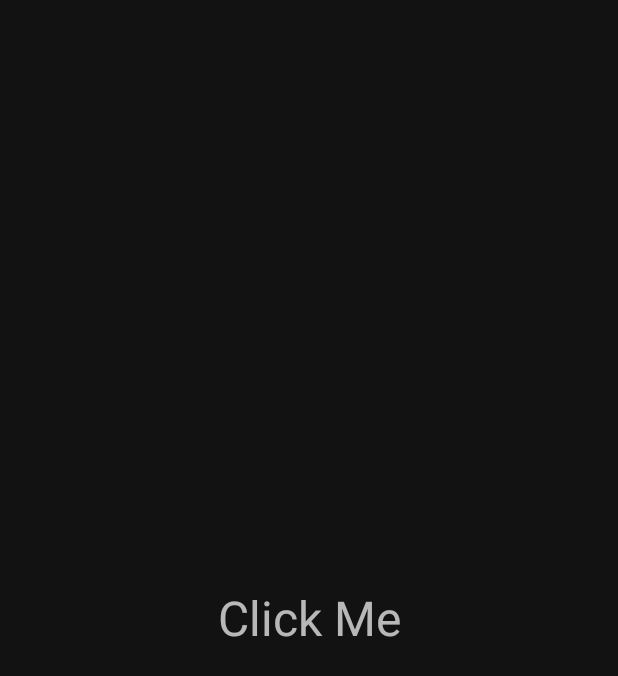
After one commit to em-ad/karteam, an Android app: the fragment OtpFragment shown on its own in the app's theme, on a phone screen of 412 x 824 dp. The commit adds this screen. Shown: the top 676 px of the screen. Run offline under Robolectric (Android 15) with nearby library versions, the phone set to English and light mode, and no system bars; 1 statement that could not run was skipped.

Commit message:
adding mock

```diff
--- /dev/null
+++ b/app/src/main/java/space/kheyrati/nanowatch/OtpFragment.java
@@ -0,0 +1,48 @@
+package space.kheyrati.nanowatch;
+
+import android.os.Bundle;
+
+import androidx.annotation.NonNull;
+import androidx.annotation.Nullable;
+import androidx.fragment.app.Fragment;
+import androidx.lifecycle.ViewModelProvider;
+
+import android.view.LayoutInflater;
+import android.view.View;
+import android.view.ViewGroup;
+import android.widget.TextView;
+
+/**
+ * A simple {@link Fragment} subclass.
+ * Use the {@link OtpFragment#newInstance} factory method to
+ * create an instance of this fragment.
+ */
+public class OtpFragment extends Fragment {
+
+    private LoginViewModel loginViewModel;
+    private TextView tvOtp;
+
+    public OtpFragment() {}
+
+    public static OtpFragment newInstance() {
+        OtpFragment fragment = new OtpFragment();
+        Bundle args = new Bundle();
+
+        fragment.setArguments(args);
+        return fragment;
+    }
+
+    @Override
+    public View onCreateView(LayoutInflater inflater, ViewGroup container,
+                             Bundle savedInstanceState) {
+        return inflater.inflate(R.layout.fragment_otp, container, false);
+    }
+
+    @Override
+    public void onViewCreated(@NonNull View view, @Nullable Bundle savedInstanceState) {
+        super.onViewCreated(view, savedInstanceState);
+        loginViewModel = new ViewModelProvider(getActivity() != null ? getActivity() : this).get(LoginViewModel.class);
+        tvOtp = view.findViewById(R.id.tvOtp);
+        tvOtp.setOnClickListener(view1 -> loginViewModel.verify(""));
+    }
+}
--- a/app/src/main/java/space/kheyrati/nanowatch/SplashActivity.java
+++ b/app/src/main/java/space/kheyrati/nanowatch/SplashActivity.java
@@ -19,7 +19,8 @@ public class SplashActivity extends AppCompatActivity {
         setContentView(R.layout.activity_splash);
         MAlerter.show(this, "خوش آمدید", "نرم افزار مدیریت رفت و آمد عماد");
         new Handler().postDelayed(() -> {
-            startActivity(new Intent(SplashActivity.this, MainActivity.class));
+            startActivity(new Intent(SplashActivity.this, LoginActivity.class));
+//            startActivity(new Intent(SplashActivity.this, MainActivity.class));
             finish();
         }, SPLASH_TIME_MILLIS);
     }
--- /dev/null
+++ b/app/src/main/res/drawable/ic_door_open.xml
@@ -0,0 +1,4 @@
+<vector android:height="36dp" android:viewportHeight="512"
+    android:viewportWidth="640" android:width="45dp" xmlns:android="http://schemas.android.com/apk/res/android">
+    <path android:fillColor="@color/white" android:pathData="M624,448h-80V113.45C544,86.19 522.47,64 496,64H384v64h96v384h144c8.84,0 16,-7.16 16,-16v-32c0,-8.84 -7.16,-16 -16,-16zM312.24,1.01l-192,49.74C105.99,54.44 96,67.7 96,82.92V448H16c-8.84,0 -16,7.16 -16,16v32c0,8.84 7.16,16 16,16h336V33.18c0,-21.58 -19.56,-37.41 -39.76,-32.17zM264,288c-13.25,0 -24,-14.33 -24,-32s10.75,-32 24,-32 24,14.33 24,32 -10.75,32 -24,32z"/>
+</vector>
--- /dev/null
+++ b/app/src/main/res/drawable/rounded_dark_box.xml
@@ -0,0 +1,6 @@
+<?xml version="1.0" encoding="utf-8"?>
+<shape xmlns:android="http://schemas.android.com/apk/res/android"
+    android:shape="rectangle">
+    <solid android:color="@color/primary_dark" />
+    <corners android:radius="8dp" />
+</shape>
--- /dev/null
+++ b/app/src/main/res/layout/fragment_otp.xml
@@ -0,0 +1,16 @@
+<?xml version="1.0" encoding="utf-8"?>
+<FrameLayout xmlns:android="http://schemas.android.com/apk/res/android"
+    xmlns:tools="http://schemas.android.com/tools"
+    android:layout_width="match_parent"
+    android:layout_height="match_parent"
+    tools:context=".OtpFragment">
+
+    <TextView
+        android:layout_width="match_parent"
+        android:layout_height="match_parent"
+        android:gravity="center"
+        android:textSize="32sp"
+        android:id="@+id/tvOtp"
+        android:text="Click Me" />
+
+</FrameLayout>
--- a/app/src/main/res/values/strings.xml
+++ b/app/src/main/res/values/strings.xml
@@ -1,4 +1,6 @@
 <resources>
     <string name="app_name">کارتیم</string>
     <string name="hold_to_exit">برای خروج دکمه اثر انگشت را نگه دارید</string>
+    <!-- TODO: Remove or change this placeholder text -->
+    <string name="hello_blank_fragment">Hello blank fragment</string>
 </resources>
```
Also changed, not shown: app/src/main/AndroidManifest.xml (+7 -5 lines), app/src/main/java/space/kheyrati/nanowatch/LoginActivity.java (added, +36 -0 lines), app/src/main/java/space/kheyrati/nanowatch/LoginFragment.java (added, +50 -0 lines), app/src/main/java/space/kheyrati/nanowatch/LoginViewModel.java (added, +34 -0 lines), app/src/main/java/space/kheyrati/nanowatch/RequestFragment.java (+39 -6 lines), app/src/main/res/layout/activity_login.xml (added, +13 -0 lines), app/src/main/res/layout/fragment_login.xml (added, +64 -0 lines), app/src/main/res/drawable/bg3.png (added).
